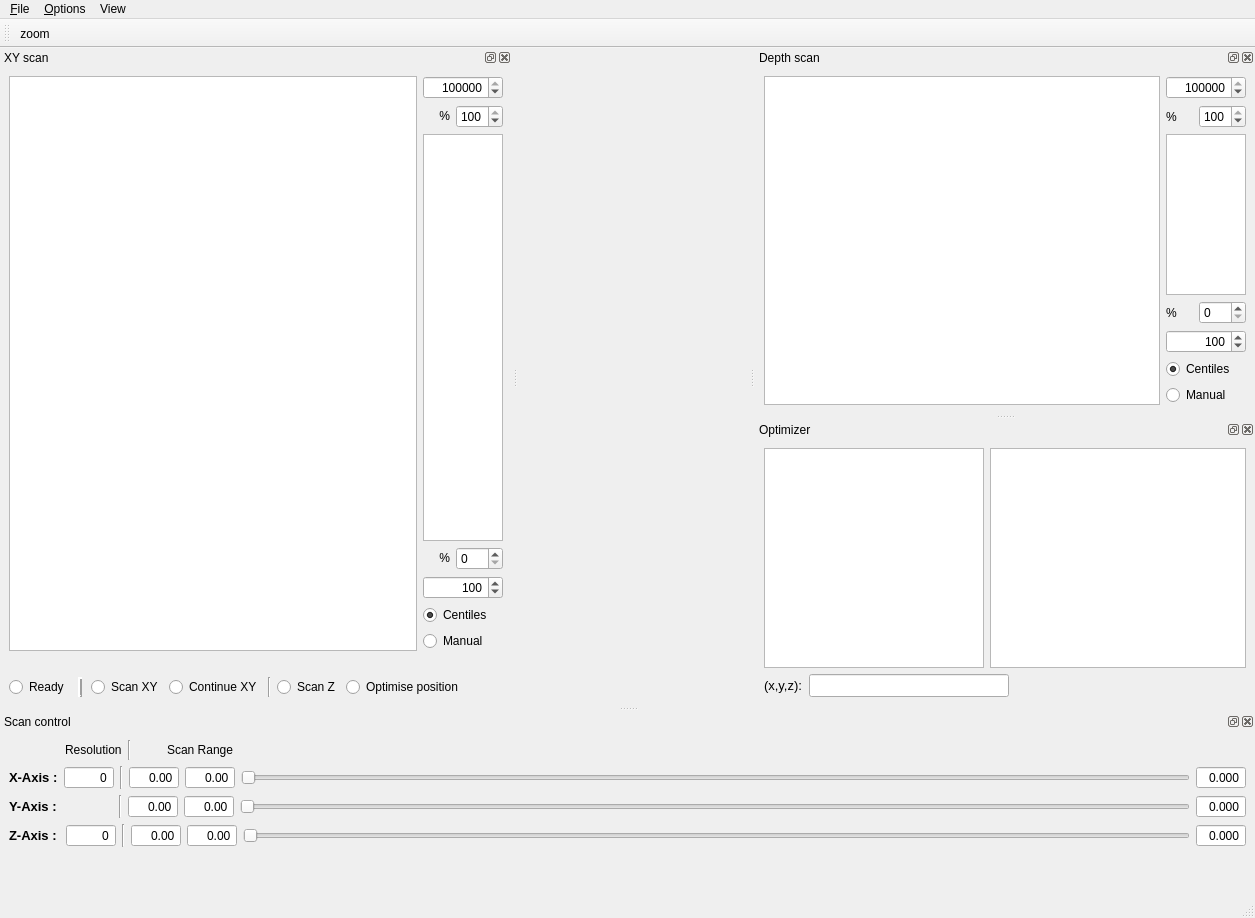
This is gui/Confocal/ConfocalGuiUI.ui in Ulm-IQO/qudi as Qt 5 draws it before an edit. The edited form follows.
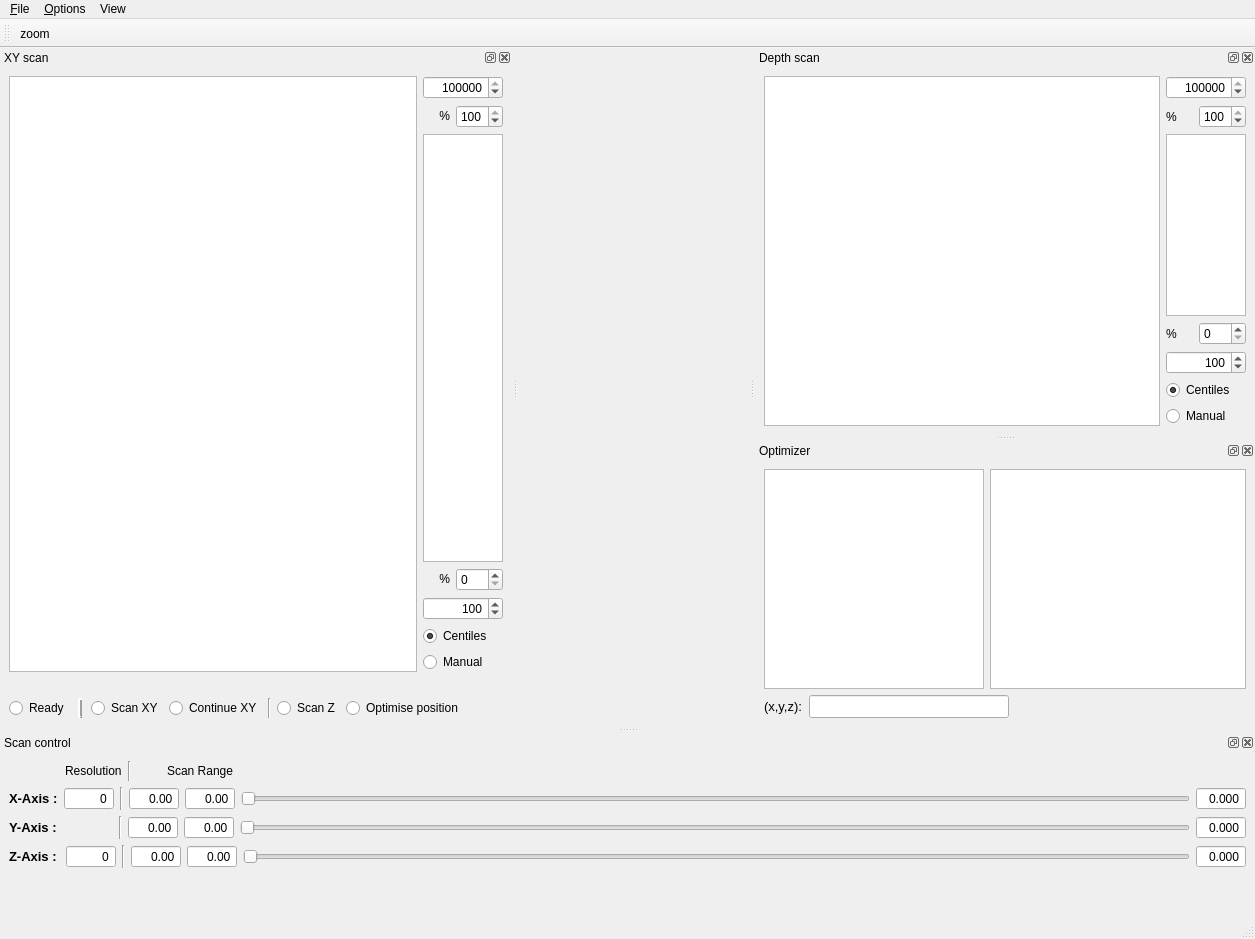
This is the edited form. Icons and pictures are not drawn. Custom widgets are drawn as their Qt base class.

Commit message: Revert to the "search" icon in Confocal Gui, and modify the core __init__ file so that our icons in artwork/icons are used by all operating systems.

The edit to the form file:
```diff
--- a/gui/Confocal/ConfocalGuiUI.ui
+++ b/gui/Confocal/ConfocalGuiUI.ui
@@ -7,7 +7,7 @@
     <x>0</x>
     <y>0</y>
     <width>1255</width>
-    <height>918</height>
+    <height>939</height>
    </rect>
   </property>
   <property name="sizePolicy">
```
Left out of the diff: 3 changed lines with no effect on the pictures. The commit also changes 2 other files.
